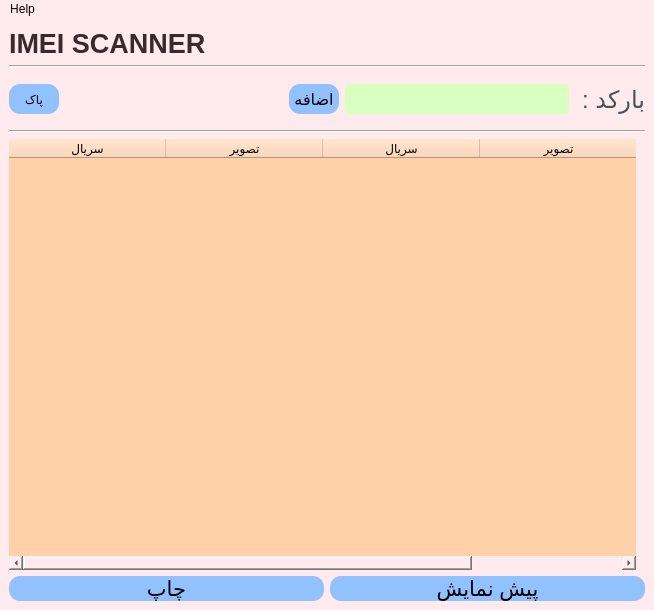
Before: the Qt Designer form main.ui in AmirNikravan/Barcode, drawn with Qt 5.
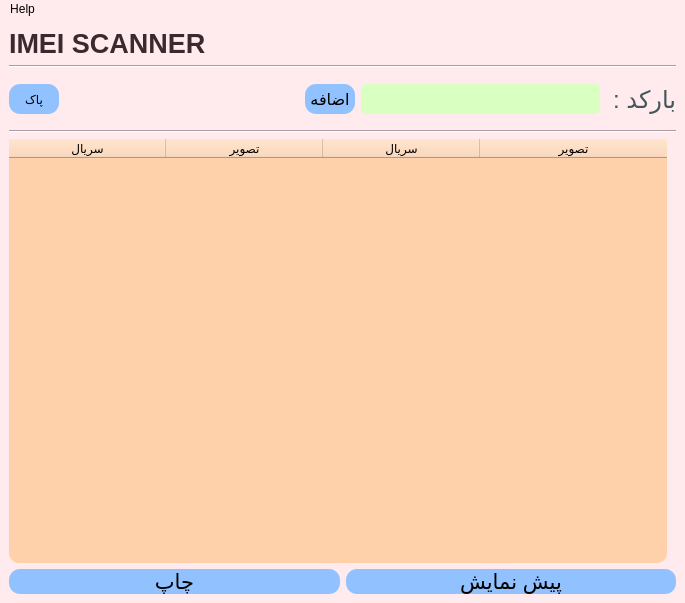
After: the same form once the commit is applied.

Diff of the .ui file:
```diff
--- a/main.ui
+++ b/main.ui
@@ -6,8 +6,8 @@
    <rect>
     <x>0</x>
     <y>0</y>
-    <width>654</width>
-    <height>610</height>
+    <width>685</width>
+    <height>603</height>
    </rect>
   </property>
   <property name="minimumSize">
@@ -308,7 +308,7 @@
     <rect>
      <x>0</x>
      <y>0</y>
-     <width>654</width>
+     <width>685</width>
      <height>22</height>
     </rect>
    </property>
```
Left out of the diff: 2 changed lines with no effect on the pictures.
